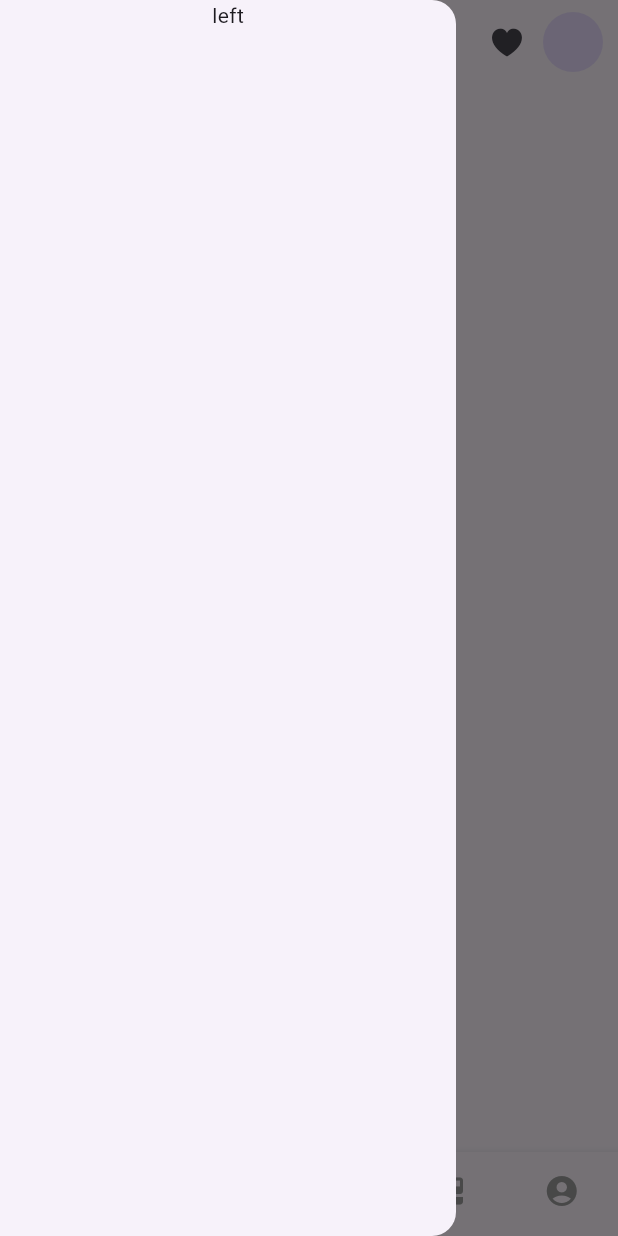
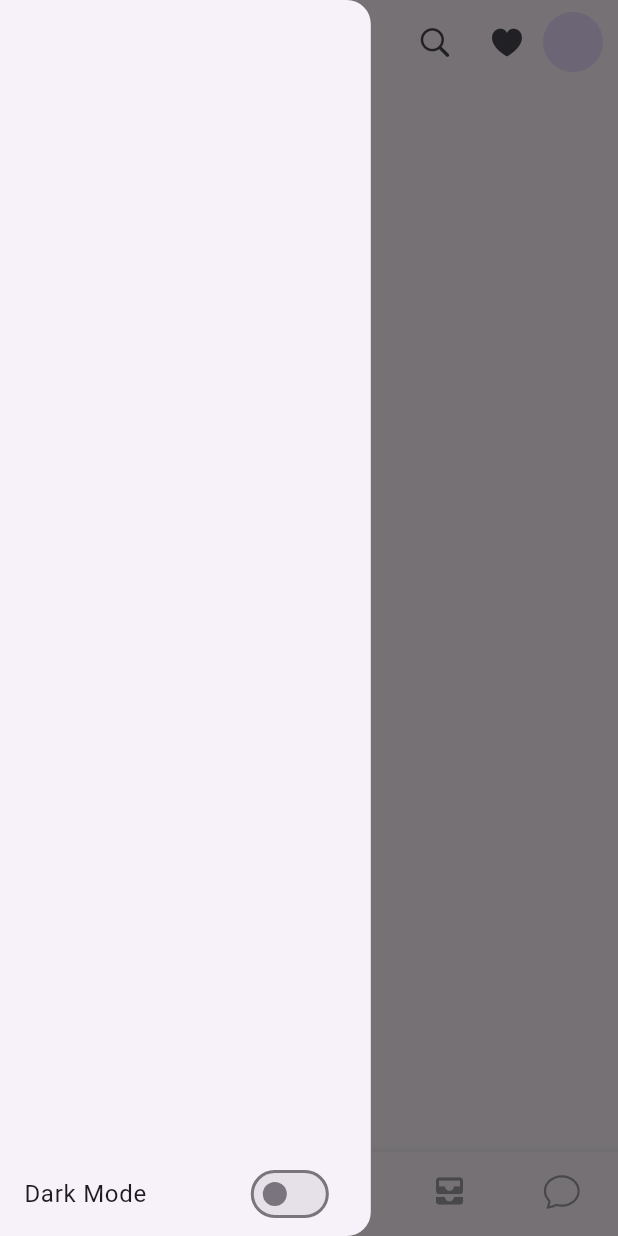
Before and after one commit to PrakharSingh0/Orbit, a Flutter app: the screen it shows after launch, with the side drawer open, on a phone screen of 412 x 824 dp. Run offline on Flutter 3.47's test engine with Material 3 defaults, Android fonts, the phone set to English and light mode, and no system bars; our stand-ins replace icons_plus, shared_preferences.

Commit message:
Drawer updated

```diff
--- a/lib/Pages/HomeFeed/HomePageMain.dart
+++ b/lib/Pages/HomeFeed/HomePageMain.dart
@@ -26,7 +26,7 @@ class _HomePageMainState extends State<HomePageMain> {
 
   @override
   Widget build(BuildContext context) {
-    final themeProvider = Provider.of<ThemeProvider>(context);
+
     return Scaffold(
       endDrawer: const RightDrawer(),
       drawer: const LeftDrawer(),
@@ -60,7 +60,7 @@ class _HomePageMainState extends State<HomePageMain> {
               icon: Icon(CupertinoIcons.plus), label: "Post"),
           BottomNavigationBarItem(icon: Icon(Icons.all_inbox), label: "Inbox"),
           BottomNavigationBarItem(
-              icon: Icon(Icons.account_circle), label: "Profile"),
+              icon: Icon(Bootstrap.chat), label: "Chat"),
         ],
         currentIndex: _selectedIndex,
         onTap: _onItemTapped,
--- a/lib/Pages/MiscellaneousPage/LeftDrawer.dart
+++ b/lib/Pages/MiscellaneousPage/LeftDrawer.dart
@@ -1,15 +1,29 @@
 import 'package:flutter/material.dart';
+import 'package:provider/provider.dart';
+
+import '../../ThemeData/theme_provider.dart';
 
 class LeftDrawer extends StatelessWidget {
   const LeftDrawer({super.key});
 
   @override
   Widget build(BuildContext context) {
-    return const Drawer(child:
-      Column(
-        children: [
-          Text("left")
-        ],
-      ),);
+    final themeProvider = Provider.of<ThemeProvider>(context);
+    return Container(
+      width: MediaQuery.of(context).size.width*.6,
+      child: Drawer(
+        child: Column(
+          children: [
+            const Spacer(),
+            SwitchListTile(
+                title: const Text("Dark Mode"),
+                value: themeProvider.themeMode == ThemeMode.dark,
+                onChanged: (value) {
+                  themeProvider.toggleTheme();
+                })
+          ],
+        ),
+      ),
+    );
   }
 }
```
Also changed, not shown: lib/Pages/MiscellaneousPage/RightDrawer.dart (+106 -5 lines).
